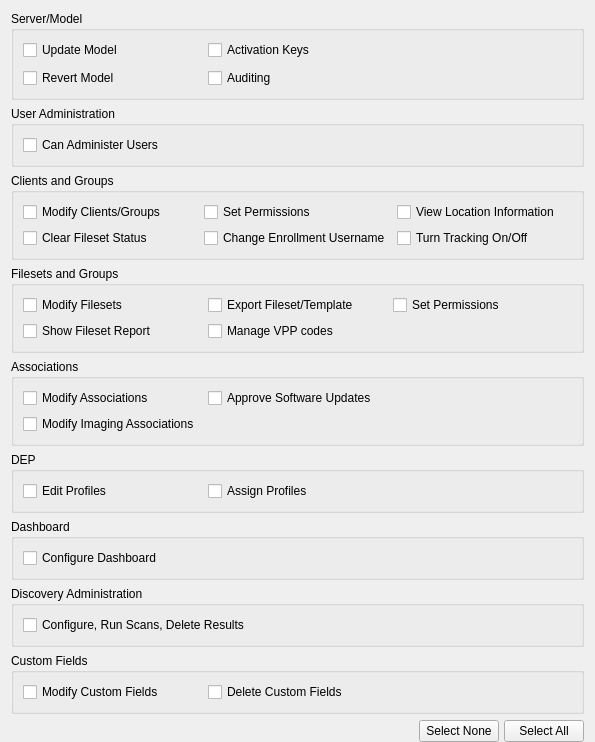
This is FWAdminLib/AdminPermissionsWidget.ui in fw-dev/translations as Qt 5 draws it before an edit. The edited form follows.
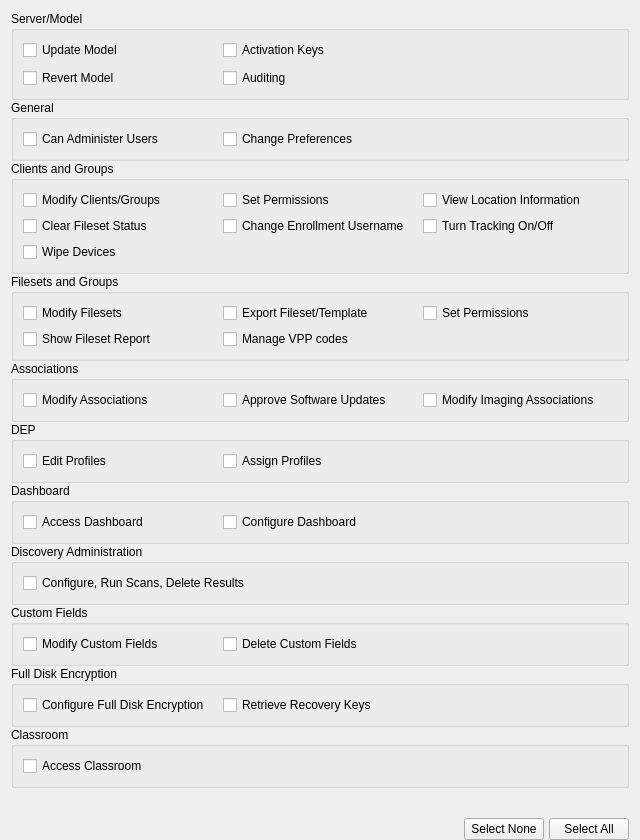
This is the edited form.

```diff
--- a/FWAdminLib/AdminPermissionsWidget.ui
+++ b/FWAdminLib/AdminPermissionsWidget.ui
@@ -6,14 +6,17 @@
    <rect>
     <x>0</x>
     <y>0</y>
-    <width>595</width>
-    <height>703</height>
+    <width>640</width>
+    <height>840</height>
    </rect>
   </property>
   <property name="windowTitle">
    <string>Permissions</string>
   </property>
   <layout class="QVBoxLayout" name="verticalLayout">
+   <property name="spacing">
+    <number>0</number>
+   </property>
    <property name="bottomMargin">
     <number>0</number>
    </property>
@@ -75,9 +78,9 @@
    <item>
     <widget class="QGroupBox" name="groupBox_3">
      <property name="title">
-      <string>User Administration</string>
+      <string>General</string>
      </property>
-     <layout class="QGridLayout" name="gridLayout_3">
+     <layout class="QGridLayout" name="gridLayout_3" columnminimumwidth="0,0,0">
       <item row="0" column="0">
        <widget class="QCheckBox" name="checkBoxCanAdminUsers">
         <property name="focusPolicy">
@@ -88,6 +91,16 @@
         </property>
        </widget>
       </item>
+      <item row="0" column="1">
+       <widget class="QCheckBox" name="checkBoxChangePreferences">
+        <property name="text">
+         <string>Change Preferences</string>
+        </property>
+       </widget>
+      </item>
+      <item row="0" column="2">
+       <widget class="QWidget" name="widget_4" native="true"/>
+      </item>
      </layout>
     </widget>
    </item>
@@ -157,6 +170,13 @@
         </property>
        </widget>
       </item>
+      <item row="2" column="0">
+       <widget class="QCheckBox" name="checkBoxWipeDevices">
+        <property name="text">
+         <string>Wipe Devices</string>
+        </property>
+       </widget>
+      </item>
      </layout>
     </widget>
    </item>
@@ -224,8 +244,8 @@
      <property name="title">
       <string>Associations</string>
      </property>
-     <layout class="QGridLayout" name="gridLayout_5">
-      <item row="0" column="0">
+     <layout class="QHBoxLayout" name="horizontalLayout_2">
+      <item>
        <widget class="QCheckBox" name="checkBoxModifyAssociations">
         <property name="focusPolicy">
          <enum>Qt::NoFocus</enum>
@@ -235,7 +255,7 @@
         </property>
        </widget>
       </item>
-      <item row="0" column="1">
+      <item>
        <widget class="QCheckBox" name="approveSoftwareUpdatesCheckbox">
         <property name="focusPolicy">
          <enum>Qt::NoFocus</enum>
@@ -245,7 +265,7 @@
         </property>
        </widget>
       </item>
-      <item row="1" column="0">
+      <item>
        <widget class="QCheckBox" name="checkBoxModifyImagingAssociations">
         <property name="focusPolicy">
          <enum>Qt::NoFocus</enum>
@@ -255,9 +275,6 @@
         </property>
        </widget>
       </item>
-      <item row="0" column="2">
-       <widget class="QWidget" name="widget" native="true"/>
-      </item>
      </layout>
     </widget>
    </item>
@@ -298,8 +315,15 @@
      <property name="title">
       <string>Dashboard</string>
      </property>
-     <layout class="QVBoxLayout" name="verticalLayout_2">
-      <item>
+     <layout class="QGridLayout" name="gridLayout_5">
+      <item row="0" column="0">
+       <widget class="QCheckBox" name="accessDashboard">
+        <property name="text">
+         <string>Access Dashboard</string>
+        </property>
+       </widget>
+      </item>
+      <item row="0" column="1">
        <widget class="QCheckBox" name="configureDashboard">
         <property name="focusPolicy">
          <enum>Qt::NoFocus</enum>
@@ -309,6 +333,9 @@
         </property>
        </widget>
       </item>
+      <item row="0" column="2">
+       <widget class="QWidget" name="widget" native="true"/>
+      </item>
      </layout>
     </widget>
    </item>
@@ -363,6 +390,54 @@
      </layout>
     </widget>
    </item>
+   <item>
+    <widget class="QGroupBox" name="groupBoxCustomFields_2">
+     <property name="title">
+      <string>Full Disk Encryption</string>
+     </property>
+     <layout class="QGridLayout" name="gridLayout_7">
+      <item row="0" column="2">
+       <widget class="QWidget" name="widgetPlaceholder_2" native="true"/>
+      </item>
+      <item row="0" column="0">
+       <widget class="QCheckBox" name="checkBoxConfigureFDE">
+        <property name="focusPolicy">
+         <enum>Qt::NoFocus</enum>
+        </property>
+        <property name="text">
+         <string>Configure Full Disk Encryption</string>
+        </property>
+       </widget>
+      </item>
+      <item row="0" column="1">
+       <widget class="QCheckBox" name="checkBoxRetrieveFDEKeys">
+        <property name="focusPolicy">
+         <enum>Qt::NoFocus</enum>
+        </property>
+        <property name="text">
+         <string>Retrieve Recovery Keys</string>
+        </property>
+       </widget>
+      </item>
+     </layout>
+    </widget>
+   </item>
+   <item>
+    <widget class="QGroupBox" name="groupBox_8">
+     <property name="title">
+      <string>Classroom</string>
+     </property>
+     <layout class="QGridLayout" name="gridLayout_9">
+      <item row="0" column="0">
+       <widget class="QCheckBox" name="accessClassroom">
+        <property name="text">
+         <string>Access Classroom</string>
+        </property>
+       </widget>
+      </item>
+     </layout>
+    </widget>
+   </item>
    <item>
     <spacer name="verticalSpacer">
      <property name="orientation">
```
Left out of the diff: 78 changed lines with no effect on the pictures.
